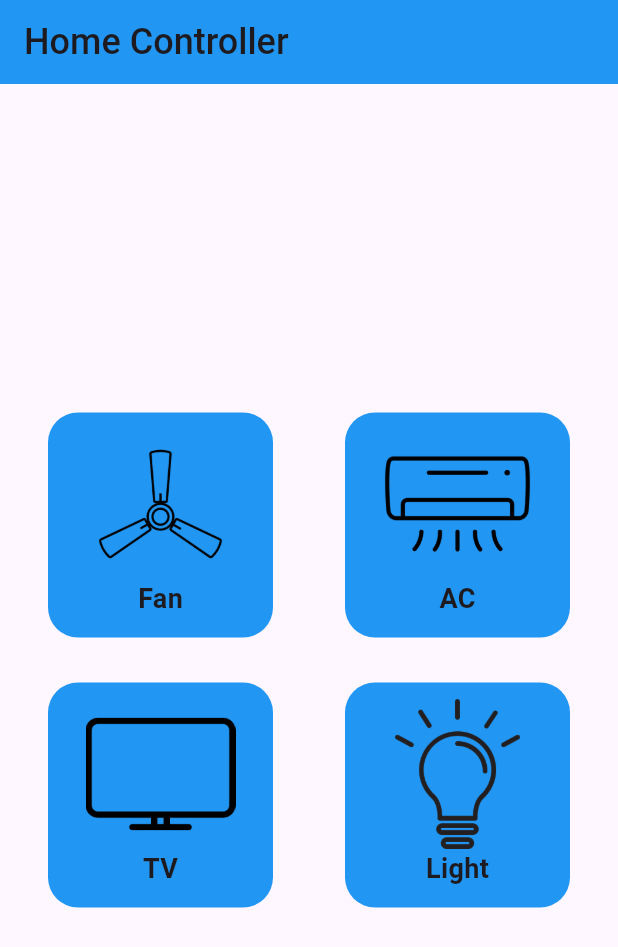
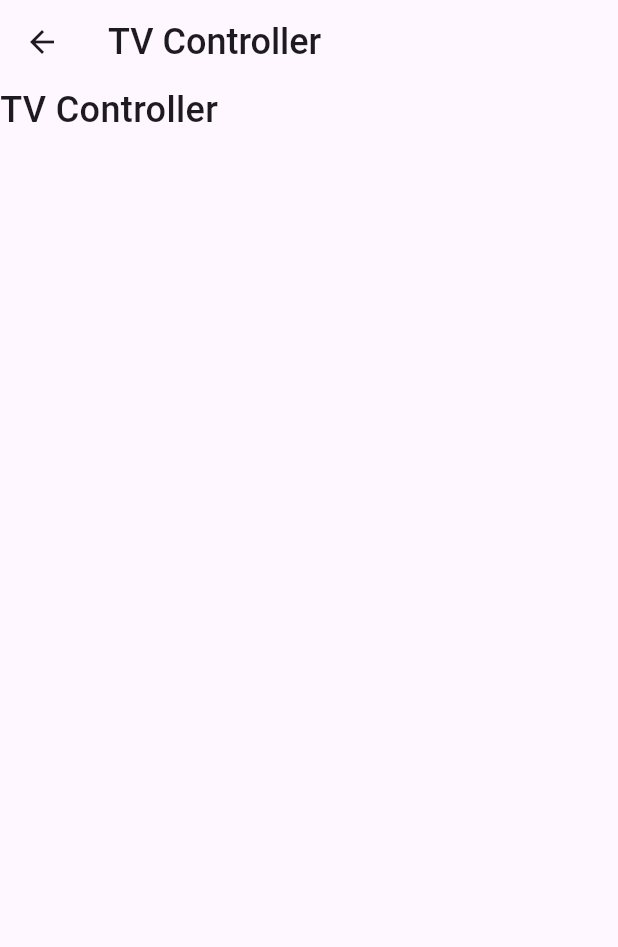
Before and after one commit to akashm936/home_appliances_app, a Flutter app: the screen it shows after launch, after a tap on "TV", on a phone screen of 412 x 824 dp. Shown: the top 947 px of the screen. Run offline on Flutter 3.47's test engine with Material 3 defaults, Android fonts, the light colour scheme and no system bars.

Commit message:
New Widget are added to home appliences controller app

```diff
--- /dev/null
+++ b/lib/home_screen.dart
@@ -0,0 +1,176 @@
+import 'package:flutter/material.dart';
+import 'package:home_appliances_app/tv_screen.dart';
+
+import 'ac_screen.dart';
+import 'fan_screen.dart';
+import 'light_screen.dart';
+
+class HomeScreen extends StatelessWidget {
+  const HomeScreen({
+    super.key,
+  });
+
+  @override
+  Widget build(BuildContext context) {
+    return Padding(
+      padding: const EdgeInsets.all(8.0),
+      child: Column(
+        mainAxisAlignment: MainAxisAlignment.center,
+        children: [
+          Row(
+            mainAxisAlignment: MainAxisAlignment.spaceAround,
+            children: [
+              InkWell(
+                onTap: () {
+                  print("User Clicked on Fan");
+                  Navigator.push(
+                    context,
+                    MaterialPageRoute(builder: (context) => FanScreen()),
+                  );
+                },
+                child: Container(
+                  padding: EdgeInsets.all(11),
+                  width: 150,
+                  height: 150,
+
+                  decoration: BoxDecoration(
+                    color: Colors.blue,
+                    borderRadius: BorderRadius.circular(20),
+                    // border: Border.all(width: 1,color: Colors.blue,)
+                  ),
+                  child: Column(
+                    children: [
+                      Image.asset(
+                        'assets/images/ceiling.png',
+                        width: 100,
+                        height: 100,
+                      ),
+                      Text(
+                        'Fan',
+                        style: TextStyle(
+                          fontSize: 18,
+                          fontWeight: FontWeight.bold,
+                        ),
+                      ),
+                    ],
+                  ),
+                ),
+              ),
+              InkWell(
+                onTap: () {
+                  print('User Clicked on Air Conditioner');
+                  Navigator.push(
+                    context,
+                    MaterialPageRoute(builder: (context) => AcScreen()),
+                  );
+                },
+                child: Container(
+                  padding: EdgeInsets.all(11),
+                  width: 150,
+                  height: 150,
+
+                  decoration: BoxDecoration(
+                    color: Colors.blue,
+                    borderRadius: BorderRadius.circular(20),
+                  ),
+                  child: Column(
+                    children: [
+                      Image.asset(
+                        'assets/images/air-conditioner.png',
+                        width: 100,
+                        height: 100,
+                      ),
+                      Text(
+                        'AC',
+                        style: TextStyle(
+                          fontSize: 18,
+                          fontWeight: FontWeight.bold,
+                        ),
+                      ),
+                    ],
+                  ),
+                ),
+              ),
+            ],
+          ),
+          Container(height: 30),
+          Row(
+            mainAxisAlignment: MainAxisAlignment.spaceAround,
+            children: [
+              InkWell(
+                onTap: () {
+                  print('User Clicked On Monitor');
+                  Navigator.push(
+                    context,
+                    MaterialPageRoute(builder: (context) => TvScreen()),
+                  );
+                },
+                child: Container(
+                  padding: EdgeInsets.all(11),
+                  width: 150,
+                  height: 150,
+
+                  decoration: BoxDecoration(
+                    color: Colors.blue,
+                    borderRadius: BorderRadius.circular(20),
+                  ),
+                  child: Column(
+                    children: [
+                      Image.asset(
+                        'assets/images/monitor.png',
+                        width: 100,
+                        height: 100,
+                      ),
+                      Text(
+                        'TV',
+                        style: TextStyle(
+                          fontSize: 18,
+                          fontWeight: FontWeight.bold,
+                        ),
+                      ),
+                    ],
+                  ),
+                ),
+              ),
+              InkWell(
+                onTap: () {
+                  print('User Clicked on Light');
+                  Navigator.push(
+                    context,
+                    MaterialPageRoute(builder: (context) => LightScreen()),
+                  );
+                },
+                child: Container(
+                  padding: EdgeInsets.all(11),
+                  width: 150,
+                  height: 150,
+
+                  decoration: BoxDecoration(
+                    color: Colors.blue,
+                    borderRadius: BorderRadius.circular(20),
+                  ),
+                  child: Column(
+                    children: [
+                      Image.asset(
+                        'assets/images/lightbulb.png',
+                        width: 100,
+                        height: 100,
+                      ),
+                      Text(
+                        'Light',
+                        style: TextStyle(
+                          fontSize: 18,
+                          fontWeight: FontWeight.bold,
+                        ),
+                      ),
+                    ],
+                  ),
+                ),
+              ),
+            ],
+          ),
+        ],
+      ),
+    );
+  }
+}
--- a/lib/main.dart
+++ b/lib/main.dart
@@ -1,4 +1,7 @@
 import 'package:flutter/material.dart';
+
+
+import 'home_screen.dart';
 
 void main() {
   runApp(const MyApp());
@@ -37,153 +40,7 @@ class _MyHomePageState extends State<MyHomePage> {
           style: TextStyle(fontSize: 24, fontWeight: FontWeight.w500),
         ),
       ),
-      body: Padding(
-        padding: const EdgeInsets.all(8.0),
-        child: Column(
-          mainAxisAlignment: MainAxisAlignment.center,
-          children: [
-
-            Row(
-              mainAxisAlignment: MainAxisAlignment.spaceAround,
-              children: [
-                InkWell(
-                  onTap: (){
-                    print("User Clicked on Fan");
-                  },
-                  child: Container(
-                    padding: EdgeInsets.all(11),
-                    width: 150,
-                    height: 150,
-
-                    decoration: BoxDecoration(
-                      color: Colors.blue,
-                      borderRadius: BorderRadius.circular(20),
-                      // border: Border.all(width: 1,color: Colors.blue,)
-                    ),
-                    child: Column(
-                      children: [
-                        Image.asset(
-                          'assets/images/ceiling.png',
-                          width: 100,
-                          height: 100,
-                        ),
-                        Text(
-                          'Fan',
-                          style: TextStyle(
-                            fontSize: 18,
-                            fontWeight: FontWeight.bold,
-                          ),
-                        ),
-                      ],
-                    ),
-                  ),
-                ),
-                InkWell(
-                  onTap: (){
-                    print('User Clicked on Air Conditioner');
-                  },
-                  child: Container(
-                    padding: EdgeInsets.all(11),
-                    width: 150,
-                    height: 150,
-
-                    decoration: BoxDecoration(
-                      color: Colors.blue,
-                      borderRadius: BorderRadius.circular(20),
-                    ),
-                    child: Column(
-                      children: [
-                        Image.asset(
-                          'assets/images/air-conditioner.png',
-                          width: 100,
-                          height: 100,
-                        ),
-                        Text(
-                          'AC',
-                          style: TextStyle(
-                            fontSize: 18,
-                            fontWeight: FontWeight.bold,
-                          ),
-                        ),
-                      ],
-                    ),
-                  ),
-                ),
-              ],
-            ),
-            Container(height: 30,),
-            Row(
-              mainAxisAlignment: MainAxisAlignment.spaceAround,
-              children: [
-                InkWell(
-                  onTap: (){
-                    print('User Clicked On Monitor');
-                  },
-                  child: Container(
-                    padding: EdgeInsets.all(11),
-                    width: 150,
-                    height: 150,
-
-                    decoration: BoxDecoration(
-                      color: Colors.blue,
-                      borderRadius: BorderRadius.circular(20),
-                    ),
-                    child: Column(
-                      children: [
-                        Image.asset(
-                          'assets/images/monitor.png',
-                          width: 100,
-                          height: 100,
-                        ),
-                        Text(
-                          'TV',
-                          style: TextStyle(
-                            fontSize: 18,
-                            fontWeight: FontWeight.bold,
-                          ),
-                        ),
-                      ],
-                    ),
-                  ),
-                ),
-                InkWell(
-                  onTap: (){
-                    print('User Clicked on Light');
-                  },
-                  child: Container(
-                    padding: EdgeInsets.all(11),
-                    width: 150,
-                    height: 150,
-
-                    decoration: BoxDecoration(
-                      color: Colors.blue,
-                      borderRadius: BorderRadius.circular(20),
-                    ),
-                    child: Column(
-                      children: [
-                        Image.asset(
-                          'assets/images/lightbulb.png',
-                          width: 100,
-                          height: 100,
-                        ),
-                        Text(
-                          'Light',
-                          style: TextStyle(
-                            fontSize: 18,
-                            fontWeight: FontWeight.bold,
-                          ),
-                        ),
-                      ],
-                    ),
-                  ),
-                ),
-              ],
-            ),
-          ],
-        ),
-      ),
-
+      body: HomeScreen(),
     );
-
   }
 }
--- /dev/null
+++ b/lib/tv_screen.dart
@@ -0,0 +1,15 @@
+import 'package:flutter/cupertino.dart';
+import 'package:flutter/material.dart';
+
+class TvScreen extends StatelessWidget{
+  @override
+  Widget build(BuildContext context) {
+    return Scaffold(
+      appBar: AppBar(
+        title: Text("TV Controller ", style: TextStyle(fontSize: 24, fontWeight: FontWeight.w500),),
+      ),
+      body: Text("TV Controller", style: TextStyle(fontSize: 24, fontWeight: FontWeight.w500),),
+    );
+  }
+
+}
```
Also changed, not shown: lib/ac_screen.dart (added, +15 -0 lines), lib/fan_screen.dart (added, +18 -0 lines), lib/light_screen.dart (added, +15 -0 lines).
